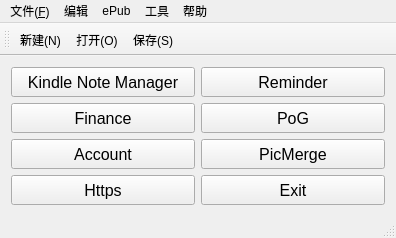
Qt form qt_project/qtmainwindow.ui (RockyChing/qt_play) before a commit.
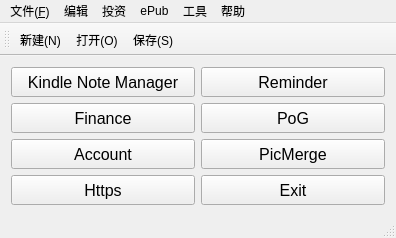
The same form after that commit. Icons and pictures are not drawn.

Commit message: Dev V1.20.0 Move finance to sub-menu

What changed in the file:
```diff
--- a/qt_project/qtmainwindow.ui
+++ b/qt_project/qtmainwindow.ui
@@ -222,8 +222,18 @@
     <addaction name="separator"/>
     <addaction name="actionHtmlImgRename"/>
    </widget>
+   <widget class="QMenu" name="menu">
+    <property name="title">
+     <string>投资</string>
+    </property>
+    <addaction name="actionReturnCal"/>
+    <addaction name="actionTradeArithmeticSeauence"/>
+    <addaction name="actionTradeGrid"/>
+    <addaction name="actionTradeBasedOnReturnRate"/>
+   </widget>
    <addaction name="menuFile"/>
    <addaction name="menuEdit"/>
+   <addaction name="menu"/>
    <addaction name="menuePub"/>
    <addaction name="menuTool"/>
    <addaction name="menuAbout"/>
```
Left out of the diff: 20 changed lines with no effect on the pictures. The commit also changes 10 other files.
